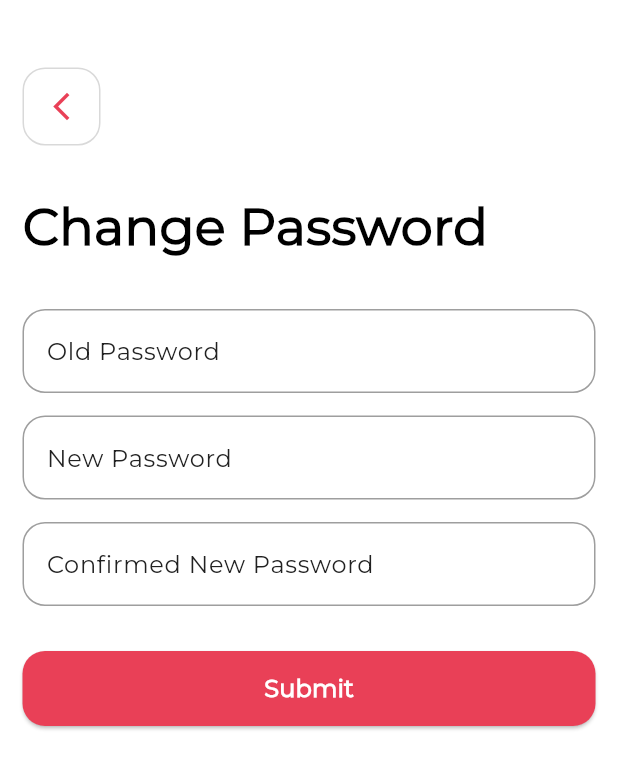
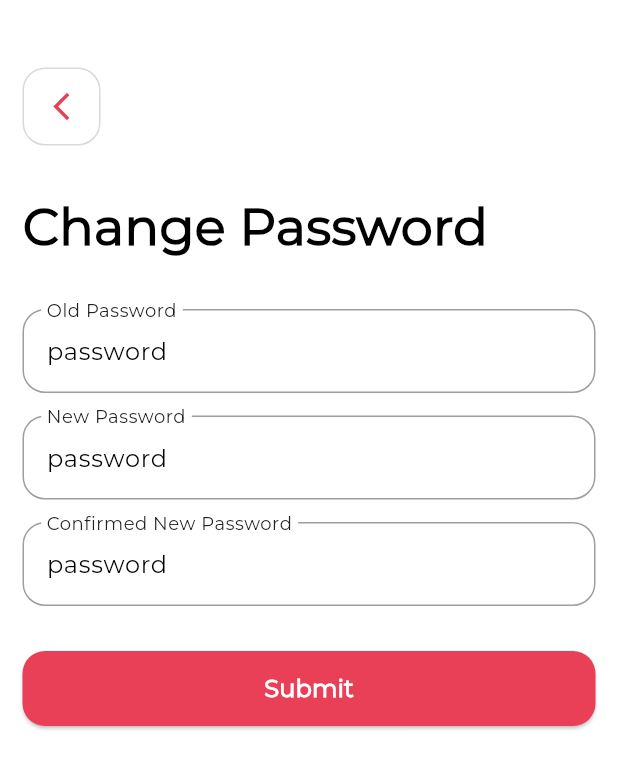
Before and after one commit to bhargav0147/dating_app, a Flutter app: the ChangePasswordView screen opened by its route, on a phone screen of 412 x 824 dp. Shown: the top 769 px of the screen. Run offline on Flutter 3.47's test engine with Material 3 defaults, Android fonts, the phone set to English and light mode, and no system bars; our stand-ins replace cached_network_image, card_swiper, carousel_slider, chewie, flutter_card_swiper, flutter_contacts and 11 more; missing offline and left inert: pro_image_editor; accounts and stored records are empty.

Commit message:
add reset password api

```diff
--- a/lib/app/config/app_variables.dart
+++ b/lib/app/config/app_variables.dart
@@ -3,7 +3,7 @@ import 'package:shared_preferences/shared_preferences.dart';
 
 class AppVariables {
   static const String APPNAME = 'Dating App';
-  static const String APIBASEURL = 'https://dating-app-backend-seven.vercel.app/';
+  static const String APIBASEURL = 'https://dating-app-backend-2.vercel.app/';
   static const double APPTOPSPACING = 45.0;
   static const double APPSIDESPACING = 15.0;
   static const double APPBOTTOMSPACING = 15.0;
--- a/lib/app/modules/change_password/change_password_view.dart
+++ b/lib/app/modules/change_password/change_password_view.dart
@@ -20,9 +20,12 @@ class ChangePasswordView extends StatelessWidget {
     final ChangePasswordController changePasswordController =
         Get.put(ChangePasswordController());
     final formKey = GlobalKey<FormState>();
-    TextEditingController txtOldPassword = TextEditingController();
-    TextEditingController txtNewPassword = TextEditingController();
-    TextEditingController txtConfirmNewPassword = TextEditingController();
+    TextEditingController txtOldPassword =
+        TextEditingController(text: 'password');
+    TextEditingController txtNewPassword =
+        TextEditingController(text: 'password');
+    TextEditingController txtConfirmNewPassword =
+        TextEditingController(text: 'password');
     return Scaffold(
       backgroundColor: AppColors.white,
       body: Form(
@@ -83,14 +86,19 @@ class ChangePasswordView extends StatelessWidget {
                   },
                 ),
                 SizedBoxHelper.h30,
-                CustomButton(
+                Obx(
+                  () => CustomButton(
                     label: 'Submit',
                     onPressed: () {
                       if (formKey.currentState!.validate()) {
-
+                        changePasswordController.changePassword(
+                            oldPassword: txtOldPassword.text,
+                            newPassword: txtConfirmNewPassword.text,
+                            context: context);
                       }
                     },
                     isLoading: changePasswordController.isButtonLoading.value,
+                  ),
                 )
               ],
             ),
--- a/lib/app/service/api/api_constants.dart
+++ b/lib/app/service/api/api_constants.dart
@@ -4,4 +4,5 @@ class ApiConstants {
   static const String signUp = 'api/user/auth/register';
   static const String sendOtp = 'api/user/auth/sendOtp';
   static const String register = 'api/user/auth/register';
+  static const String changePassword = 'api/user/auth/reset';
 }
```
Also changed, not shown: lib/app/modules/change_password/change_password_controller.dart (+31 -0 lines), lib/app/service/api/api_calling.dart (+28 -16 lines). Lines whose indentation alone changed are shown as unchanged.
